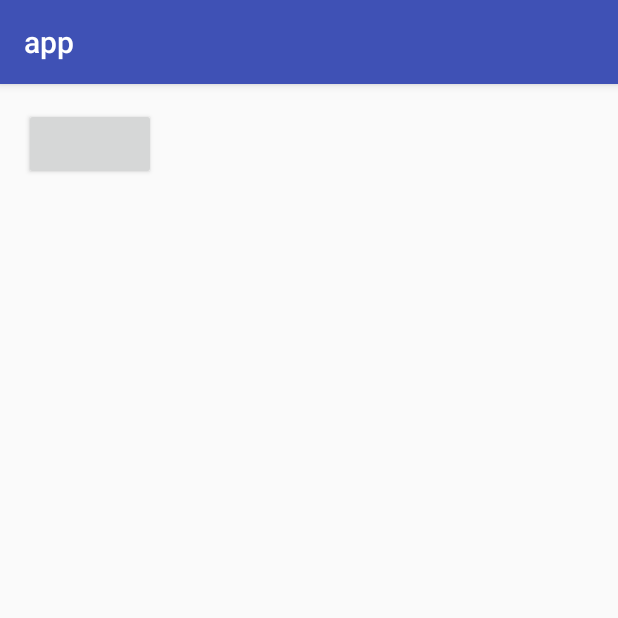
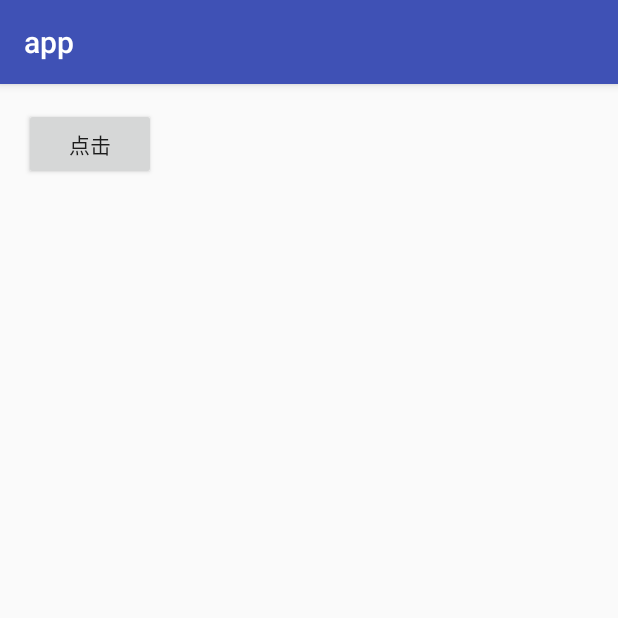
Before and after one commit to Chinakangliang/Doubuy-Android, an Android app: the screen it shows after launch (MainActivity), on a phone screen of 412 x 824 dp, the top half of it. Run offline under Robolectric (Android 15) with nearby library versions, the phone set to English and light mode, and no system bars; our stand-ins replace ButterKnife.

Commit message:
no message

```diff
--- a/app/src/main/res/layout/activity_main.xml
+++ b/app/src/main/res/layout/activity_main.xml
@@ -12,5 +12,7 @@
     <Button
         android:id="@+id/buttonPanel"
         android:layout_width="wrap_content"
-        android:layout_height="wrap_content" />
+        android:layout_height="wrap_content"
+        android:text="点击"
+        />
 </RelativeLayout>
```
